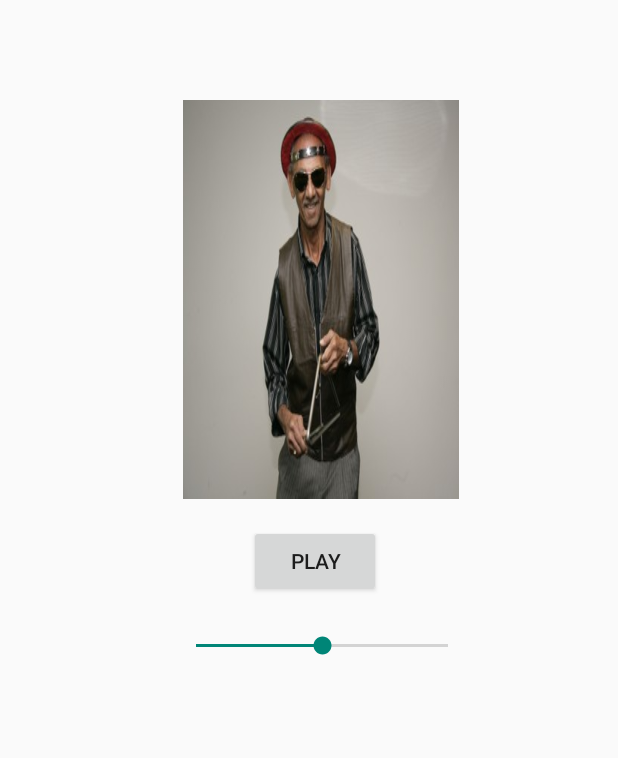
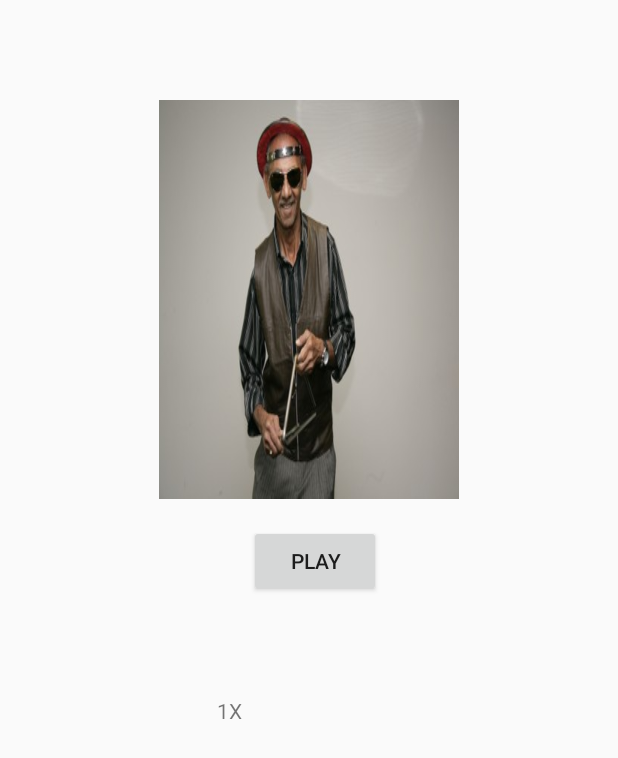
Before and after one commit to ftprestes/TriangleApp, an Android app: the screen it shows after launch (MainActivity), after a tap on "STOP", on a phone screen of 412 x 824 dp. Shown: the top 758 px of the screen. Run offline under Robolectric (Android 15) with nearby library versions, the phone set to English and light mode, and no system bars; 1 other tap on this screen came first.

Commit message:
Lógica do seekBar aperfeiçoada

```diff
--- a/app/src/main/java/com/nada/prestes/helloworld/MainActivity.java
+++ b/app/src/main/java/com/nada/prestes/helloworld/MainActivity.java
@@ -34,13 +34,43 @@ public class MainActivity extends Activity{
         btnPlay = (Button)findViewById(R.id.buttonPlay);
         btnStop = (Button)findViewById(R.id.buttonStop);
         seekBar = (SeekBar)findViewById(R.id.speedChoose);
+        seekBar.setVisibility(View.INVISIBLE);
         text = (TextView) findViewById(R.id.textView);
 
+        btnPlay.setOnClickListener(new OnClickListener() {
+            @Override
+            public void onClick(View v) {
+                triangleSound1.start();
+                triangleSound1.setLooping(true);
                 seekBar.setOnSeekBarChangeListener(new SeekBar.OnSeekBarChangeListener() {
                     @Override
                     public void onProgressChanged(SeekBar seekBar, int progress, boolean fromUser) {
                         p = progress;
-                text.setText(Integer.toString(p));
+                        text.setText(Integer.toString(p) + "X");
+                        if (p == 0) {
+                            if (triangleSound1.isPlaying())
+                                triangleSound1.pause();
+                            if (triangleSound2.isPlaying())
+                                triangleSound2.pause();
+                            triangleSound0.start();
+                            triangleSound0.setLooping(true);
+                        }
+                        if (p == 1) {
+                            if (triangleSound0.isPlaying())
+                                triangleSound0.pause();
+                            if (triangleSound2.isPlaying())
+                                triangleSound2.pause();
+                            triangleSound1.start();
+                            triangleSound1.setLooping(true);
+                        }
+                        if (p == 2) {
+                            if (triangleSound1.isPlaying())
+                                triangleSound1.pause();
+                            if (triangleSound0.isPlaying())
+                                triangleSound0.pause();
+                            triangleSound2.start();
+                            triangleSound2.setLooping(true);
+                        }
                     }
 
                     @Override
@@ -49,26 +79,10 @@ public class MainActivity extends Activity{
 
                     @Override
                     public void onStopTrackingTouch(SeekBar seekBar) {
-                p = seekBar.getProgress();
                     }
                 });
-
-        btnPlay.setOnClickListener(new OnClickListener() {
-            @Override
-            public void onClick(View v) {
-                if (p == 0) {
-                    triangleSound0.start();
-                    triangleSound0.setLooping(true);
-                }
-                if(p == 1){
-                    triangleSound1.start();
-                    triangleSound1.setLooping(true);
-                }
-                if(p == 2) {
-                    triangleSound2.start();
-                    triangleSound2.setLooping(true);
-                }
-                seekBar.setVisibility(View.INVISIBLE);
+                seekBar.setProgress(1);
+                seekBar.setVisibility(View.VISIBLE);
                 btnPlay.setVisibility(View.INVISIBLE);
                 btnStop.setVisibility(View.VISIBLE);
             }
@@ -77,16 +91,14 @@ public class MainActivity extends Activity{
         btnStop.setOnClickListener(new OnClickListener() {
             @Override
             public void onClick(View v) {
-                if (p == 0) {
+                text.setText(Integer.toString(1) + "X");
+                if(triangleSound1.isPlaying())
+                    triangleSound1.pause();
+                if(triangleSound0.isPlaying())
                     triangleSound0.pause();
-                }
-                if(p == 1){
-                    triangleSound1.pause();
-                }
-                if(p == 2) {
+                if(triangleSound2.isPlaying())
                     triangleSound2.pause();
-                }
-                seekBar.setVisibility(View.VISIBLE);
+                seekBar.setVisibility(View.INVISIBLE);
                 btnStop.setVisibility(View.INVISIBLE);
                 btnPlay.setVisibility(View.VISIBLE);
             }
@@ -98,17 +110,23 @@ public class MainActivity extends Activity{
     protected void onStop() {
         super.onStop();
         triangleSound1.release();
+        triangleSound0.release();
+        triangleSound2.release();
     }
 
     @Override
     protected void onDestroy() {
         super.onDestroy();
         triangleSound1.release();
+        triangleSound0.release();
+        triangleSound2.release();
     }
 
     @Override
    protected void onPause() {
        super.onPause();
         triangleSound1.release();
+        triangleSound0.release();
+        triangleSound2.release();
    }
 }
--- a/app/src/main/res/layout/activity_main.xml
+++ b/app/src/main/res/layout/activity_main.xml
@@ -32,16 +32,16 @@
             android:layout_width="wrap_content"
             android:layout_height="wrap_content"
             android:id="@+id/imageView"
-            android:layout_x="16dp"
+            android:layout_x="0dp"
             android:layout_y="67dp"
             android:background="@drawable/triangulo" />
 
         <SeekBar
             android:layout_width="match_parent"
-            android:layout_height="56dp"
+            android:layout_height="50dp"
             android:id="@+id/speedChoose"
-            android:layout_x="9dp"
-            android:layout_y="403dp"
+            android:layout_x="0dp"
+            android:layout_y="400dp"
             android:indeterminate="false"
             android:max="2"
             android:progress="1" />
@@ -50,6 +50,7 @@
             android:layout_width="wrap_content"
             android:layout_height="wrap_content"
             android:id="@+id/textView"
+            android:text="1X"
             android:layout_x="39dp"
             android:layout_y="464dp" />
 
```
Lines whose indentation alone changed are shown as unchanged.
